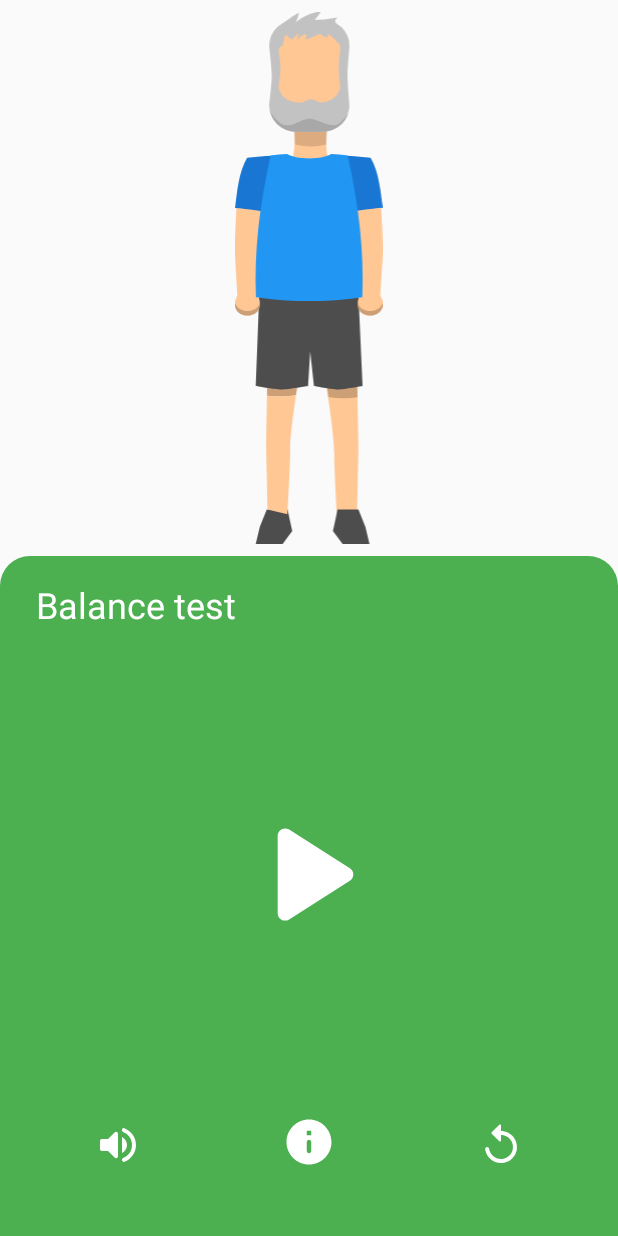
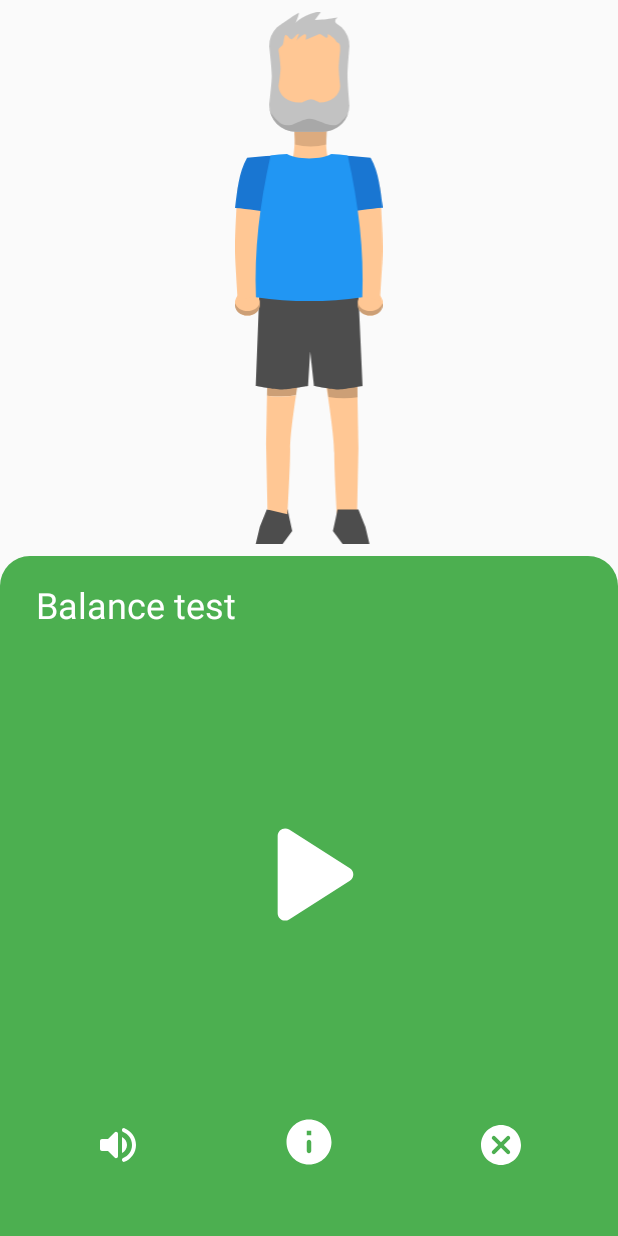
Before and after one commit to Selutario/SPPB-app, an Android app: the BalanceFragment screen opened directly, with no data from a screen before it, on a phone screen of 412 x 824 dp. Run offline under Robolectric (Android 15) with nearby library versions, the phone set to English and light mode, and no system bars; 1 statement that could not run was skipped.

Commit message:
Fixed bug in the accelerometer for some mobiles.
Fixed slider layout for devices with small screen or large letters.

```diff
--- a/SPPB_TFG/app/src/main/java/com/example/sppb_tfg/BalanceFragment.java
+++ b/SPPB_TFG/app/src/main/java/com/example/sppb_tfg/BalanceFragment.java
@@ -20,6 +20,8 @@ import android.widget.ImageButton;
 import android.widget.ImageView;
 import android.widget.LinearLayout;
 import android.widget.TextView;
+
+import static com.example.sppb_tfg.Constants.ACCE_FILTER_DATA_MIN_TIME;
 
 public class BalanceFragment extends Fragment implements SensorEventListener {
     private LinearLayout whole_screen;
@@ -55,6 +57,7 @@ public class BalanceFragment extends Fragment implements SensorEventListener {
 
     SensorManager sensorManager;
     Sensor sensorAcc;
+    long lastSaved = System.currentTimeMillis();
 
     TestActivity testActivity;
 
@@ -113,8 +116,10 @@ public class BalanceFragment extends Fragment implements SensorEventListener {
         btn_replay.setOnClickListener(new View.OnClickListener() {
             @Override
             public void onClick(View view) {
+                testActivity.tts.stop();
+
+                if(calibrated){
                     currentStep = 0;
-                testActivity.tts.stop();
 
                     sample_index = 0;
                     inProgress = false;
@@ -127,12 +132,16 @@ public class BalanceFragment extends Fragment implements SensorEventListener {
 
                     iv_person.setImageResource(R.drawable.ic_person);
 
+                    btn_replay.setImageResource(R.drawable.ic_round_cancel_24px);
                     chronometer.setVisibility(View.GONE);
                     btn_play.setImageResource(R.drawable.ic_round_play_arrow);
                     btn_play.setVisibility(View.VISIBLE);
                     btn_play.setEnabled(true);
                     tv_result.setVisibility(View.GONE);
                     tv_result_label.setVisibility(View.GONE);
+                } else {
+                    testActivity.fragmentTestCompleted();
+                }
             }
         });
 
@@ -140,7 +149,8 @@ public class BalanceFragment extends Fragment implements SensorEventListener {
         sensorManager = (SensorManager) getActivity().getSystemService(Context.SENSOR_SERVICE);
         if (sensorManager != null){
             sensorAcc = sensorManager.getSensorList(Sensor.TYPE_ACCELEROMETER).get(0);
-            sensorManager.registerListener(this, sensorAcc, 1000000);
+            sensorManager.registerListener(this, sensorAcc, SensorManager.SENSOR_DELAY_NORMAL);
+            /*sensorManager.registerListener(this, sensorAcc, 1000000);*/
         }
 
         return view;
@@ -182,6 +192,7 @@ public class BalanceFragment extends Fragment implements SensorEventListener {
                 test_name.setText(getString(R.string.balance_name1));
                 testActivity.readText(getString(R.string.balance_step3));
                 onClickWholeScreen(true);
+                btn_replay.setImageResource(R.drawable.ic_round_replay);
                 btn_play.setVisibility(View.GONE);
                 chronometer.setVisibility(View.VISIBLE);
                 break;
@@ -280,6 +291,8 @@ public class BalanceFragment extends Fragment implements SensorEventListener {
 
     @Override
     public void onSensorChanged(SensorEvent event) {
+        if ((System.currentTimeMillis() - lastSaved) > ACCE_FILTER_DATA_MIN_TIME) {
+            lastSaved = System.currentTimeMillis();
             // Values measured on each axis.
             float x = event.values[0];
             float y = event.values[1];
@@ -337,6 +350,8 @@ public class BalanceFragment extends Fragment implements SensorEventListener {
             }
         }
 
+    }
+
     @Override
     public void onAccuracyChanged(Sensor sensor, int accuracy) {
 
--- a/SPPB_TFG/app/src/main/java/com/example/sppb_tfg/Constants.java
+++ b/SPPB_TFG/app/src/main/java/com/example/sppb_tfg/Constants.java
@@ -10,4 +10,6 @@ public class Constants {
     public static final int BALANCE_TEST = 1;
     public static final int GAIT_TEST = 2;
     public static final int CHAIR_TEST = 3;
+
+    public static final int ACCE_FILTER_DATA_MIN_TIME = 100; // 100 ms
 }
--- a/SPPB_TFG/app/src/main/java/com/example/sppb_tfg/SliderAdapter.java
+++ b/SPPB_TFG/app/src/main/java/com/example/sppb_tfg/SliderAdapter.java
@@ -8,6 +8,7 @@ import android.view.LayoutInflater;
 import android.view.View;
 import android.view.ViewGroup;
 import android.widget.ImageView;
+import android.widget.ScrollView;
 import android.widget.TextView;
 
 public class SliderAdapter extends PagerAdapter {
@@ -29,7 +30,7 @@ public class SliderAdapter extends PagerAdapter {
 
     @Override
     public boolean isViewFromObject(@NonNull View view, @NonNull Object o) {
-        return view == (ConstraintLayout) o;
+        return view == (ScrollView) o;
     }
 
     @NonNull
@@ -53,6 +54,6 @@ public class SliderAdapter extends PagerAdapter {
 
     @Override
     public void destroyItem(@NonNull ViewGroup container, int position, @NonNull Object object) {
-        container.removeView((ConstraintLayout)object);
+        container.removeView((ScrollView)object);
     }
 }
--- /dev/null
+++ b/SPPB_TFG/app/src/main/res/drawable/ic_round_cancel_24px.xml
@@ -0,0 +1,9 @@
+<vector xmlns:android="http://schemas.android.com/apk/res/android"
+    android:width="32dp"
+    android:height="32dp"
+    android:viewportWidth="24"
+    android:viewportHeight="24">
+  <path
+      android:fillColor="#FF000000"
+      android:pathData="M12,2C6.47,2 2,6.47 2,12s4.47,10 10,10 10,-4.47 10,-10S17.53,2 12,2zM16.3,16.3c-0.39,0.39 -1.02,0.39 -1.41,0L12,13.41 9.11,16.3c-0.39,0.39 -1.02,0.39 -1.41,0 -0.39,-0.39 -0.39,-1.02 0,-1.41L10.59,12 7.7,9.11c-0.39,-0.39 -0.39,-1.02 0,-1.41 0.39,-0.39 1.02,-0.39 1.41,0L12,10.59l2.89,-2.89c0.39,-0.39 1.02,-0.39 1.41,0 0.39,0.39 0.39,1.02 0,1.41L13.41,12l2.89,2.89c0.38,0.38 0.38,1.02 0,1.41z"/>
+</vector>
--- a/SPPB_TFG/app/src/main/res/layout/fragment_test.xml
+++ b/SPPB_TFG/app/src/main/res/layout/fragment_test.xml
@@ -19,7 +19,8 @@
             android:layout_marginTop="8dp"
             android:layout_marginBottom="8dp"
             android:scaleType="centerInside"
-            android:src="@drawable/ic_person" />
+            android:src="@drawable/ic_person"
+            tools:ignore="ContentDescription"/>
     </RelativeLayout>
 
     <android.support.constraint.ConstraintLayout
@@ -28,7 +29,6 @@
         android:layout_height="0dp"
         android:layout_weight="0.55"
         android:background="@drawable/shape_round_corners_test">
-        <!--android:background="@color/colorPrimary"-->
 
 
         <Chronometer
@@ -47,26 +47,7 @@
             app:layout_constraintEnd_toEndOf="parent"
             app:layout_constraintStart_toStartOf="parent"
             app:layout_constraintTop_toTopOf="parent" />
-        <!--<TextView
-            android:id="@+id/tv_time"
-            android:layout_width="wrap_content"
-            android:layout_height="wrap_content"
-            android:layout_marginStart="8dp"
-            android:layout_marginTop="8dp"
-            android:layout_marginEnd="8dp"
-            android:layout_marginBottom="8dp"
-            android:text="00:10"
-            android:textAlignment="center"
-            android:textColor="@color/colorTextOverBlue"
-            android:textSize="80dp"
-            android:textStyle="bold"
-            android:visibility="gone"
-            app:layout_constraintBottom_toTopOf="@+id/imageButton5"
-            app:layout_constraintEnd_toEndOf="parent"
-            app:layout_constraintHorizontal_bias="0.497"
-            app:layout_constraintStart_toStartOf="parent"
-            app:layout_constraintTop_toBottomOf="@+id/tv_test_name" />
--->
+
         <TextView
             android:id="@+id/tv_test_name"
             android:layout_width="wrap_content"
@@ -122,8 +103,10 @@
             android:id="@+id/btn_replay"
             style="@style/TestButtons"
             android:layout_marginStart="24dp"
-            android:src="@drawable/ic_round_replay"
+            android:contentDescription="Unable to perform test"
+            android:src="@drawable/ic_round_cancel_24px"
             android:theme="@style/Base.ThemeOverlay.AppCompat.Dark"
+            android:tint="@color/colorTextOverBlue"
             app:layout_constraintBottom_toBottomOf="parent"
             app:layout_constraintEnd_toEndOf="parent"
             app:layout_constraintStart_toEndOf="@+id/imageButton5" />
```
Also changed, not shown: SPPB_TFG/app/src/main/java/com/example/sppb_tfg/ChairFragment.java (+24 -4 lines), SPPB_TFG/app/src/main/java/com/example/sppb_tfg/GaitFragment.java (+20 -2 lines), SPPB_TFG/app/src/main/res/layout/slide_layout.xml (+9 -2 lines), SPPB_TFG/app/src/main/res/values/strings.xml (+4 -4 lines). Lines whose indentation alone changed are shown as unchanged.
